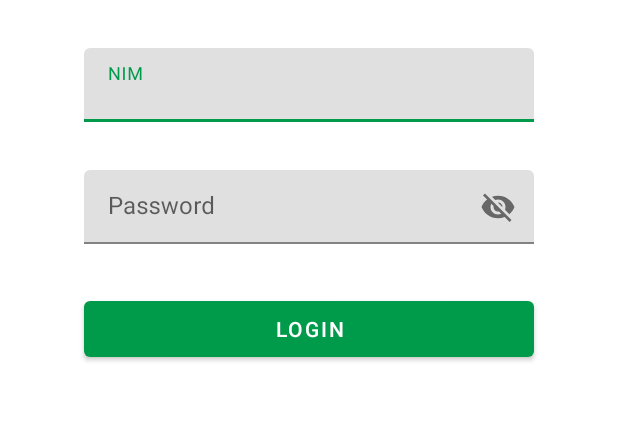
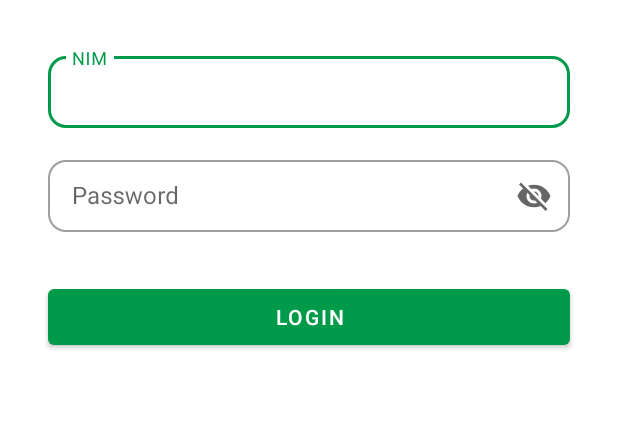
Before and after one commit to Fairenn/PTB_B_KEL_9, an Android app: the screen it shows after launch (login), on a phone screen of 412 x 824 dp, the part 585-1006 px from its top. Run offline under Robolectric (Android 15) with nearby library versions, the phone set to English and light mode, and no system bars.

Commit message:
perbaikan tampilan login

```diff
--- a/app/src/main/res/layout/login_main.xml
+++ b/app/src/main/res/layout/login_main.xml
@@ -28,52 +28,64 @@
         app:layout_constraintTop_toBottomOf="@+id/logo_unand" />
 
     <com.google.android.material.textfield.TextInputLayout
-        style="@style/ThemeOverlay.Material3.AutoCompleteTextView.OutlinedBox"
         android:id="@+id/textInputNIM"
-        android:layout_width="300dp"
-        android:layout_height="49dp"
-        android:layout_marginStart="64dp"
+        style="@style/Widget.MaterialComponents.TextInputLayout.OutlinedBox"
+        android:layout_width="0dp"
+        android:layout_height="53dp"
+        android:layout_marginStart="32dp"
         android:layout_marginTop="32dp"
-        android:layout_marginEnd="64dp"
-        android:hint="NIM
-"
+        android:layout_marginEnd="32dp"
+        android:hint="NIM"
+        app:boxCornerRadiusBottomEnd="12dp"
+        app:boxCornerRadiusBottomStart="12dp"
+        app:boxCornerRadiusTopEnd="12dp"
+        app:boxCornerRadiusTopStart="12dp"
         app:layout_constraintEnd_toEndOf="parent"
         app:layout_constraintStart_toStartOf="parent"
         app:layout_constraintTop_toBottomOf="@+id/textView">
 
         <com.google.android.material.textfield.TextInputEditText
             android:layout_width="match_parent"
-            android:layout_height="wrap_content"
-            />
+            android:layout_height="wrap_content" />
     </com.google.android.material.textfield.TextInputLayout>
 
     <com.google.android.material.textfield.TextInputLayout
         android:id="@+id/textInputPassword"
-        android:layout_width="300dp"
-        android:layout_height="49dp"
-        android:layout_marginStart="64dp"
-        android:layout_marginTop="32dp"
-        android:layout_marginEnd="64dp"
+        style="@style/Widget.MaterialComponents.TextInputLayout.OutlinedBox"
+        android:layout_width="0dp"
+        android:layout_height="53dp"
+        android:layout_marginStart="32dp"
+        android:layout_marginTop="16dp"
+        android:layout_marginEnd="32dp"
         android:hint="Password"
+        app:boxCornerRadiusBottomEnd="12dp"
+        app:boxCornerRadiusBottomStart="12dp"
+        app:boxCornerRadiusTopEnd="12dp"
+        app:boxCornerRadiusTopStart="12dp"
         app:endIconMode="password_toggle"
-        app:layout_constraintEnd_toEndOf="@+id/textInputNIM"
-        app:layout_constraintStart_toStartOf="@+id/textInputNIM"
+        app:layout_constraintEnd_toEndOf="parent"
+        app:layout_constraintStart_toStartOf="parent"
         app:layout_constraintTop_toBottomOf="@+id/textInputNIM">
 
         <com.google.android.material.textfield.TextInputEditText
             android:layout_width="match_parent"
-            android:layout_height="wrap_content"
-             />
+            android:layout_height="wrap_content" />
     </com.google.android.material.textfield.TextInputLayout>
 
     <Button
         android:id="@+id/btnlogin"
-        android:layout_width="300dp"
+        android:layout_width="0dp"
         android:layout_height="49dp"
+        android:layout_marginStart="32dp"
         android:layout_marginTop="32dp"
+        android:layout_marginEnd="32dp"
         android:text="LOGIN"
-        app:layout_constraintEnd_toEndOf="@+id/textInputPassword"
-        app:layout_constraintStart_toStartOf="@+id/textInputPassword"
+        app:boxCornerRadiusBottomEnd="32dp"
+        app:boxCornerRadiusBottomStart="32dp"
+        app:boxCornerRadiusTopEnd="32dp"
+        app:boxCornerRadiusTopStart="32dp"
+        app:layout_constraintEnd_toEndOf="parent"
+        app:layout_constraintStart_toStartOf="parent"
         app:layout_constraintTop_toBottomOf="@+id/textInputPassword" />
 
 </androidx.constraintlayout.widget.ConstraintLayout>
```
